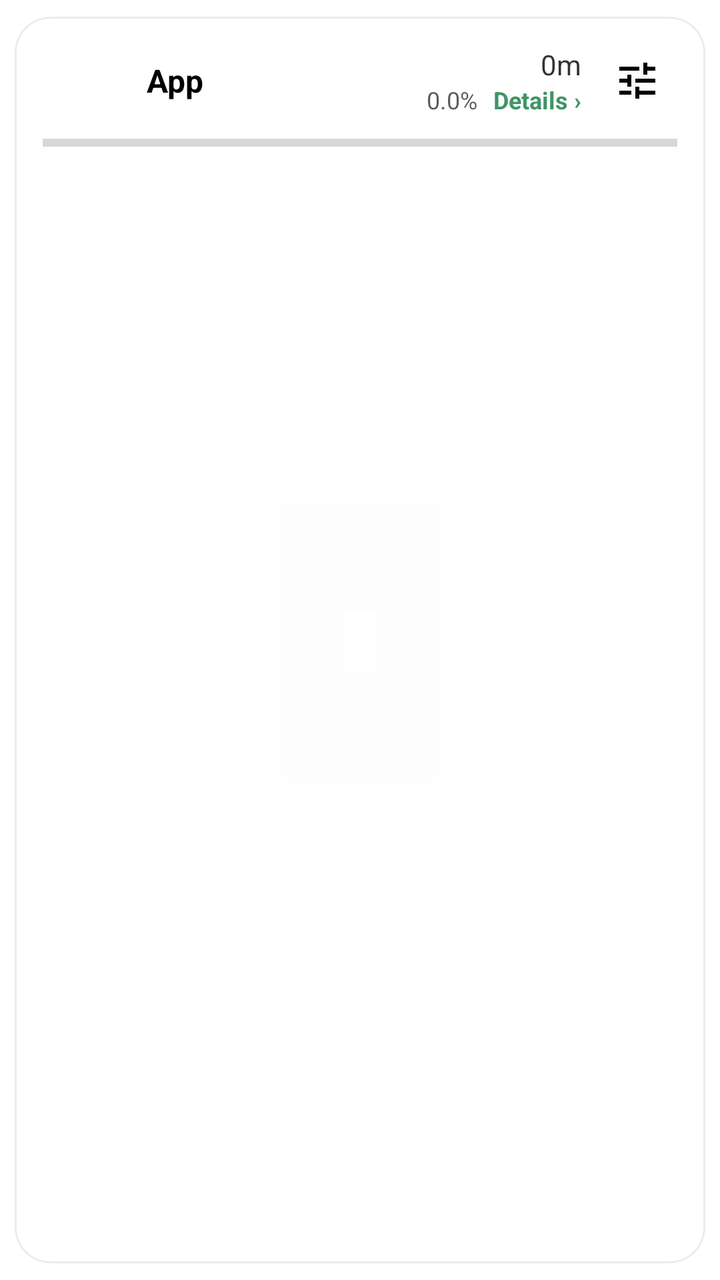
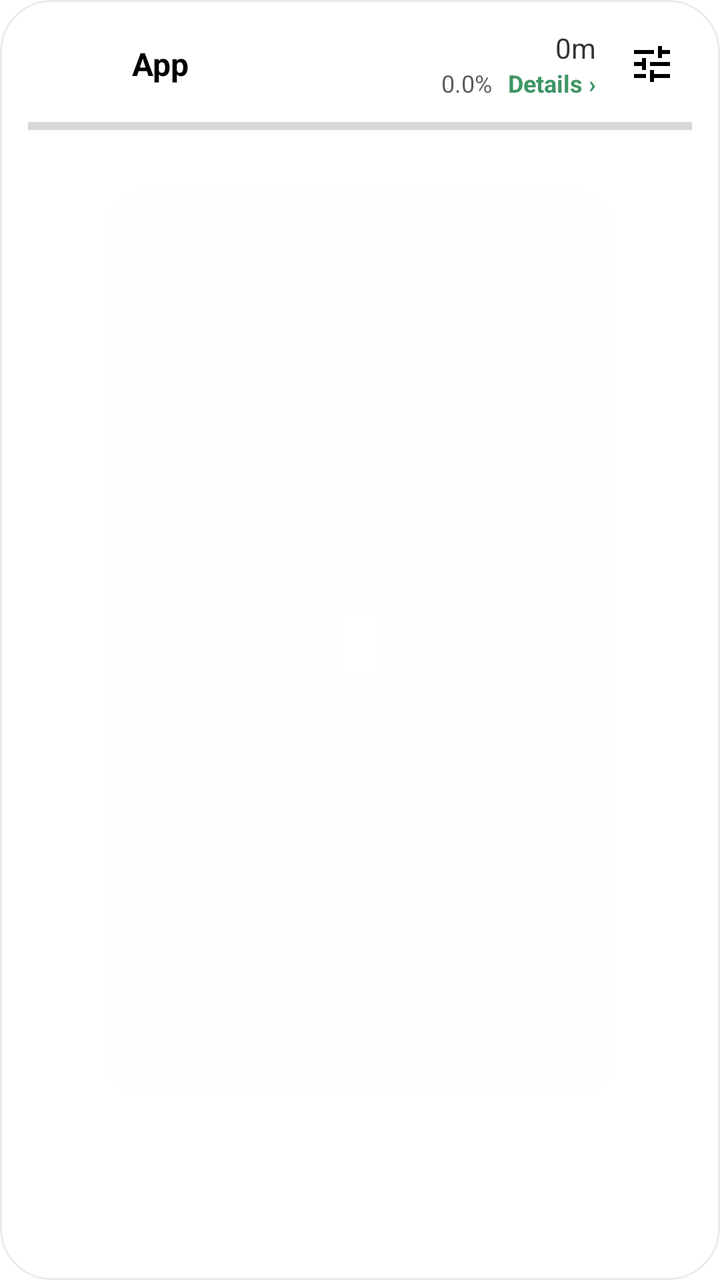

An Android layout rendered at two revisions. The XML below is the earlier revision; the diff shows what the commit changed to produce the second picture.
<!-- AndroidManifest.xml: application theme Theme.Switchly -->
<!-- res/layout/item_app_usage_row.xml -->
<?xml version="1.0" encoding="utf-8"?>
<com.google.android.material.card.MaterialCardView xmlns:android="http://schemas.android.com/apk/res/android"
    xmlns:app="http://schemas.android.com/apk/res-auto"
    android:layout_width="match_parent"
    android:layout_height="wrap_content"
    android:layout_marginTop="6dp"
    android:layout_marginBottom="6dp"
    android:foreground="?attr/selectableItemBackground"
    android:clickable="true"
    android:focusable="true"
    app:cardUseCompatPadding="true"
    app:cardCornerRadius="18dp"
    app:cardElevation="1dp"
    app:strokeWidth="1dp"
    app:strokeColor="@color/switchly_card_stroke"
    app:cardBackgroundColor="@color/switchly_card_bg">

    <LinearLayout
        android:layout_width="match_parent"
        android:layout_height="wrap_content"
        android:orientation="vertical"
        android:paddingTop="12dp"
        android:paddingBottom="12dp"
        android:paddingStart="14dp"
        android:paddingEnd="14dp">

        <LinearLayout
            android:layout_width="match_parent"
            android:layout_height="wrap_content"
            android:orientation="horizontal"
            android:gravity="center_vertical">

            <ImageView
                android:id="@+id/icon"
                android:layout_width="40dp"
                android:layout_height="40dp"
                android:contentDescription="@null"
                android:scaleType="centerInside"
                android:layout_gravity="center_vertical" />

            <TextView
                android:id="@+id/name"
                android:layout_width="0dp"
                android:layout_height="wrap_content"
                android:layout_marginStart="12dp"
                android:layout_weight="1"
                android:text="@string/usage_app_placeholder"
                android:textSize="16sp"
                android:textStyle="bold"
                android:maxLines="1"
                android:ellipsize="end"
                android:textColor="?attr/colorOnSurface" />

            <LinearLayout
                android:layout_width="wrap_content"
                android:layout_height="wrap_content"
                android:layout_marginStart="12dp"
                android:orientation="vertical"
                android:gravity="end">

                <TextView
                    android:id="@+id/time"
                    android:layout_width="wrap_content"
                    android:layout_height="wrap_content"
                    android:text="@string/usage_time_zero_short"
                    android:textColor="?attr/colorOnSurface"
                    android:textSize="14sp"
                    android:alpha="0.8" />

                <LinearLayout
                    android:layout_width="wrap_content"
                    android:layout_height="wrap_content"
                    android:orientation="horizontal"
                    android:gravity="center_vertical|end">

                    <TextView
                        android:id="@+id/percent"
                        android:layout_width="wrap_content"
                        android:layout_height="wrap_content"
                        android:text="@string/usage_percent_zero"
                        android:textColor="?attr/colorOnSurface"
                        android:alpha="0.65"
                        android:textSize="12sp" />

                    <TextView
                        android:id="@+id/details"
                        android:layout_width="wrap_content"
                        android:layout_height="wrap_content"
                        android:layout_marginStart="8dp"
                        android:text="@string/usage_open_details"
                        android:textColor="?attr/colorPrimary"
                        android:textStyle="bold"
                        android:textSize="12sp"
                        android:alpha="0.92" />
                </LinearLayout>
            </LinearLayout>

            
            <ImageButton
                android:id="@+id/btnEditLimits"
                android:layout_width="40dp"
                android:layout_height="40dp"
                android:layout_marginStart="8dp"
                android:background="?attr/selectableItemBackgroundBorderless"
                android:contentDescription="@string/edit_limits"
                android:importantForAccessibility="yes"
                app:srcCompat="@drawable/tune_24"
                app:tint="?attr/colorOnSurface" />
        </LinearLayout>

        <ProgressBar
            style="?android:attr/progressBarStyleHorizontal"
            android:id="@+id/progress"
            android:layout_width="match_parent"
            android:layout_height="6dp"
            android:layout_marginTop="8dp"
            android:max="100"
            android:progress="0"/>

        <TextView
            android:id="@+id/limitBadge"
            android:layout_width="match_parent"
            android:layout_height="wrap_content"
            android:layout_marginTop="5dp"
            android:text=""
            android:textSize="12sp"
            android:alpha="0.85"
            android:maxLines="1"
            android:ellipsize="end"
            android:visibility="gone"
            android:textColor="?attr/colorPrimary" />

        <LinearLayout
            android:id="@+id/sessionUsageContainer"
            android:layout_width="match_parent"
            android:layout_height="wrap_content"
            android:layout_marginTop="6dp"
            android:orientation="vertical"
            android:visibility="gone">

            <TextView
                android:id="@+id/sessionUsageText"
                android:layout_width="match_parent"
                android:layout_height="wrap_content"
                android:text=""
                android:textSize="12sp"
                android:alpha="0.88"
                android:maxLines="1"
                android:ellipsize="end"
                android:textColor="?attr/colorOnSurface" />

            <ProgressBar
                style="?android:attr/progressBarStyleHorizontal"
                android:id="@+id/sessionProgress"
                android:layout_width="match_parent"
                android:layout_height="4dp"
                android:layout_marginTop="4dp"
                android:max="100"
                android:progress="0"/>
        </LinearLayout>
    </LinearLayout>
</com.google.android.material.card.MaterialCardView>
<!-- resources referenced by this layout -->
<resources>
  <color name="switchly_card_bg">#F7FFFFFF</color>
  <color name="switchly_card_stroke">#14000000</color>
  <string name="edit_limits">Edit limits</string>
  <string name="usage_app_placeholder">App</string>
  <string name="usage_open_details">Details ›</string>
  <string name="usage_percent_zero" formatted="false">0.0%</string>
  <string name="usage_time_zero_short">0m</string>
  <color name="accent_default_green">#2E8B57</color>
  <style name="Switchly.Button" parent="Widget.MaterialComponents.Button">
          <item name="backgroundTint">?attr/colorPrimary</item>
          <item name="android:textColor">@android:color/white</item>
          <item name="cornerRadius">16dp</item>
          <item name="android:textAllCaps">false</item>
          <item name="android:insetTop">0dp</item>
          <item name="android:insetBottom">0dp</item>
          <item name="android:minHeight">52dp</item>
      </style>
  <style name="Switchly.Fab" parent="Widget.MaterialComponents.FloatingActionButton">
          <item name="backgroundTint">?attr/colorPrimary</item>
          <item name="tint">@android:color/white</item>
      </style>
  <style name="Switchly.Card" parent="Widget.MaterialComponents.CardView">
          <item name="shapeAppearance">@style/ShapeAppearance.Switchly.Card</item>
          <item name="cardBackgroundColor">@color/switchly_card_bg</item>
          <item name="strokeColor">@color/switchly_card_stroke</item>
          <item name="strokeWidth">1dp</item>
          <item name="cardElevation">2dp</item>
          <item name="cardUseCompatPadding">true</item>
      </style>
  <style name="Switchly.TopBar" parent="Widget.MaterialComponents.Toolbar">
          
          <item name="android:background">?attr/colorPrimary</item>
          <item name="backgroundTint">?attr/colorPrimary</item>
  
          
          <item name="titleTextColor">@android:color/white</item>
  
          
          <item name="navigationIconTint">@android:color/white</item>
      </style>
  <style name="Switchly.TextInputLayout" parent="Widget.MaterialComponents.TextInputLayout.OutlinedBox">
          <item name="boxStrokeWidth">1dp</item>
          <item name="boxStrokeWidthFocused">2dp</item>
          <item name="boxCornerRadiusTopStart">12dp</item>
          <item name="boxCornerRadiusTopEnd">12dp</item>
          <item name="boxCornerRadiusBottomStart">12dp</item>
          <item name="boxCornerRadiusBottomEnd">12dp</item>
      </style>
  <style name="Switchly.AutoCompleteText" parent="Widget.MaterialComponents.AutoCompleteTextView.OutlinedBox">
          <item name="android:minHeight">56dp</item>
          <item name="android:paddingTop">12dp</item>
          <item name="android:paddingBottom">12dp</item>
          <item name="android:textAppearance">@style/TextAppearance.MaterialComponents.Body1</item>
      </style>
  <style name="ThemeOverlay.Switchly.Dialog" parent="ThemeOverlay.MaterialComponents.MaterialAlertDialog">
          <item name="colorControlActivated">?attr/colorPrimary</item>
          <item name="colorControlHighlight">?attr/colorPrimary</item>
          <item name="colorAccent">?attr/colorPrimary</item>
      </style>
  <style name="ShapeAppearance.Switchly.Card" parent="ShapeAppearance.MaterialComponents.LargeComponent">
          <item name="cornerFamily">rounded</item>
          <item name="cornerSize">26dp</item>
      </style>
  <!-- unchanged entries left out for length: 2 -->
</resources>

<!-- the commit's change to res/layout/item_app_usage_row.xml (unified diff, before → after) -->
@@ -1,19 +1,14 @@
 <?xml version="1.0" encoding="utf-8"?>
 <com.google.android.material.card.MaterialCardView xmlns:android="http://schemas.android.com/apk/res/android"
+    style="@style/Switchly.Card"
     xmlns:app="http://schemas.android.com/apk/res-auto"
     android:layout_width="match_parent"
     android:layout_height="wrap_content"
-    android:layout_marginTop="6dp"
-    android:layout_marginBottom="6dp"
+    android:layout_marginBottom="12dp"
     android:foreground="?attr/selectableItemBackground"
     android:clickable="true"
     android:focusable="true"
-    app:cardUseCompatPadding="true"
-    app:cardCornerRadius="18dp"
-    app:cardElevation="1dp"
-    app:strokeWidth="1dp"
-    app:strokeColor="@color/switchly_card_stroke"
-    app:cardBackgroundColor="@color/switchly_card_bg">
+    app:cardUseCompatPadding="false">
 
     <LinearLayout
         android:layout_width="match_parent"
@@ -117,6 +112,35 @@
             android:max="100"
             android:progress="0"/>
 
+        <LinearLayout
+            android:id="@+id/usageMetricRow"
+            android:layout_width="match_parent"
+            android:layout_height="wrap_content"
+            android:layout_marginTop="7dp"
+            android:gravity="center_vertical"
+            android:orientation="horizontal"
+            android:visibility="gone">
+
+            <com.google.android.material.chip.Chip
+                android:id="@+id/opensChip"
+                style="@style/Switchly.Chip"
+                android:layout_width="wrap_content"
+                android:layout_height="wrap_content"
+                android:clickable="false"
+                android:focusable="false"
+                android:text="@string/usage_opens_zero" />
+
+            <com.google.android.material.chip.Chip
+                android:id="@+id/attemptsChip"
+                style="@style/Switchly.Chip"
+                android:layout_width="wrap_content"
+                android:layout_height="wrap_content"
+                android:layout_marginStart="6dp"
+                android:clickable="false"
+                android:focusable="false"
+                android:text="@string/usage_attempts_zero" />
+        </LinearLayout>
+
         <TextView
             android:id="@+id/limitBadge"
             android:layout_width="match_parent"
<!-- resource entries referenced after the edit -->
@@ -2,9 +2,12 @@
 <resources>
   <color name="switchly_card_bg">#F7FFFFFF</color>
   <color name="switchly_card_stroke">#14000000</color>
+  <color name="switchly_divider">#14000000</color>
   <string name="edit_limits">Edit limits</string>
   <string name="usage_app_placeholder">App</string>
+  <string name="usage_attempts_zero">0 attempts</string>
   <string name="usage_open_details">Details ›</string>
+  <string name="usage_opens_zero">0 opens</string>
   <string name="usage_percent_zero" formatted="false">0.0%</string>
   <string name="usage_time_zero_short">0m</string>
   <color name="accent_default_green">#2E8B57</color>
@@ -28,6 +31,13 @@
           <item name="strokeWidth">1dp</item>
           <item name="cardElevation">2dp</item>
           <item name="cardUseCompatPadding">true</item>
+      </style>
+  <style name="Switchly.Chip" parent="Widget.MaterialComponents.Chip.Action">
+          <item name="chipBackgroundColor">@color/switchly_divider</item>
+          <item name="android:textColor">?attr/colorPrimary</item>
+          <item name="chipCornerRadius">14dp</item>
+          <item name="chipMinHeight">28dp</item>
+          <item name="android:textStyle">bold</item>
       </style>
   <style name="Switchly.TopBar" parent="Widget.MaterialComponents.Toolbar">
           
